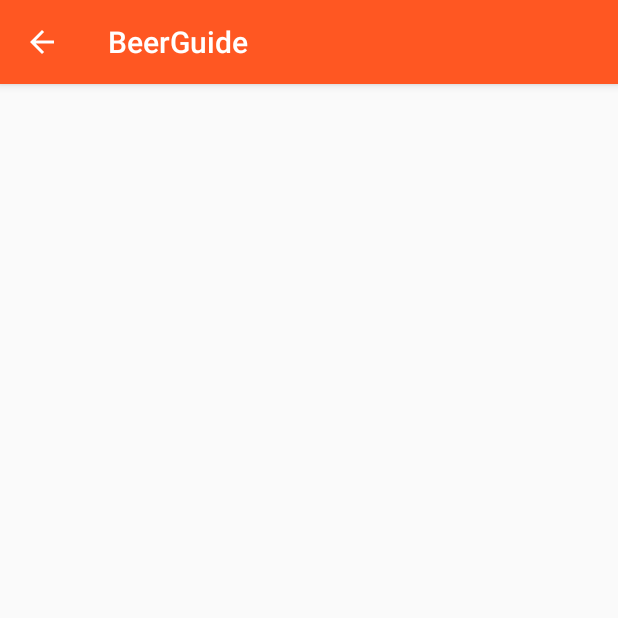
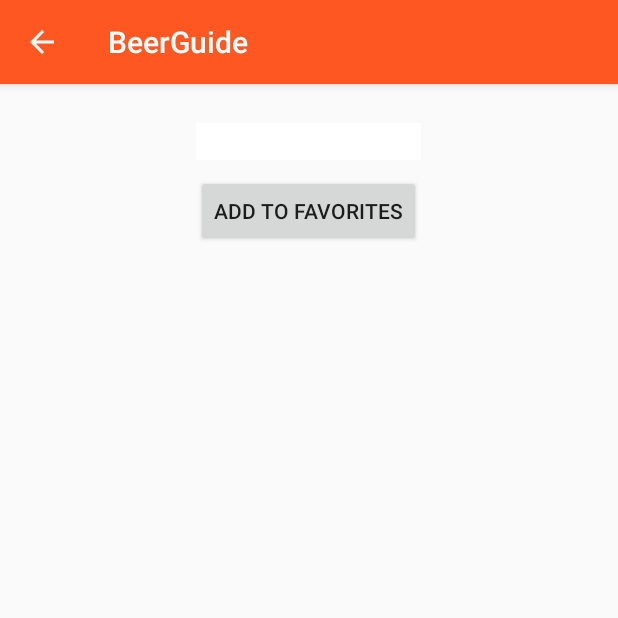
Before and after one commit to crneff84/BeerGuide, an Android app: the BeerActivity screen opened directly, with no data from a screen before it, on a phone screen of 412 x 824 dp, the top half of it. Run offline under Robolectric (Android 15) with nearby library versions, the phone set to English and light mode, and no system bars; our stand-ins replace ButterKnife.

Commit message:
add favorites list functionality to beer activity

```diff
--- a/app/src/main/java/com/epicodus/beerguide/BeerActivity.java
+++ b/app/src/main/java/com/epicodus/beerguide/BeerActivity.java
@@ -2,12 +2,44 @@ package com.epicodus.beerguide;
 
 import android.support.v7.app.AppCompatActivity;
 import android.os.Bundle;
+import android.view.View;
+import android.widget.ArrayAdapter;
+import android.widget.Button;
+import android.widget.EditText;
+import android.widget.ListView;
+import android.widget.Toast;
+
+import java.util.ArrayList;
+
+import butterknife.Bind;
+import butterknife.ButterKnife;
 
 public class BeerActivity extends AppCompatActivity {
+    @Bind(R.id.beerAddButton) Button mBeerAddButton;
+    @Bind(R.id.beerEditText) EditText mBeerEditText;
+    @Bind(R.id.beerListView) ListView mBeerListView;
+    private ArrayList<String> beers = new ArrayList<>();
 
     @Override
     protected void onCreate(Bundle savedInstanceState) {
         super.onCreate(savedInstanceState);
         setContentView(R.layout.activity_beer);
+        ButterKnife.bind(this);
+
+        mBeerAddButton.setOnClickListener(new View.OnClickListener(){
+            @Override
+            public void onClick(View v) {
+                String beerInput = mBeerEditText.getText().toString();
+                if(beerInput.equals("")) {
+                    Toast.makeText(BeerActivity.this, "Enter a Beer", Toast.LENGTH_LONG).show();
+                } else {
+                    beers.add(beerInput);
+                    ArrayAdapter adapter = new ArrayAdapter(BeerActivity.this, android.R.layout.simple_list_item_1, beers);
+                    mBeerListView.setAdapter(adapter);
+                }
+            }
+        });
     }
+
+
 }
--- a/app/src/main/res/layout/activity_beer.xml
+++ b/app/src/main/res/layout/activity_beer.xml
@@ -9,4 +9,32 @@
     android:paddingTop="@dimen/activity_vertical_margin"
     tools:context=".BeerActivity">
 
+    <EditText
+        android:layout_width="wrap_content"
+        android:layout_height="wrap_content"
+        android:id="@+id/beerEditText"
+        android:background="@color/icons"
+        android:layout_marginTop="10dp"
+        android:layout_alignLeft="@+id/beerAddButton"
+        android:layout_alignStart="@+id/beerAddButton"
+        android:layout_alignRight="@+id/beerAddButton"
+        android:layout_alignEnd="@+id/beerAddButton" />
+
+    <Button
+        android:layout_width="wrap_content"
+        android:layout_height="wrap_content"
+        android:layout_marginTop="10dp"
+        android:text="Add to Favorites"
+        android:id="@+id/beerAddButton"
+        android:layout_below="@+id/beerEditText"
+        android:layout_centerHorizontal="true" />
+
+    <ListView
+        android:layout_width="match_parent"
+        android:layout_height="wrap_content"
+        android:layout_below="@id/beerAddButton"
+        android:id="@+id/beerListView"
+        android:layout_alignParentLeft="true"
+        android:layout_alignParentStart="true" />
+
 </RelativeLayout>
```
